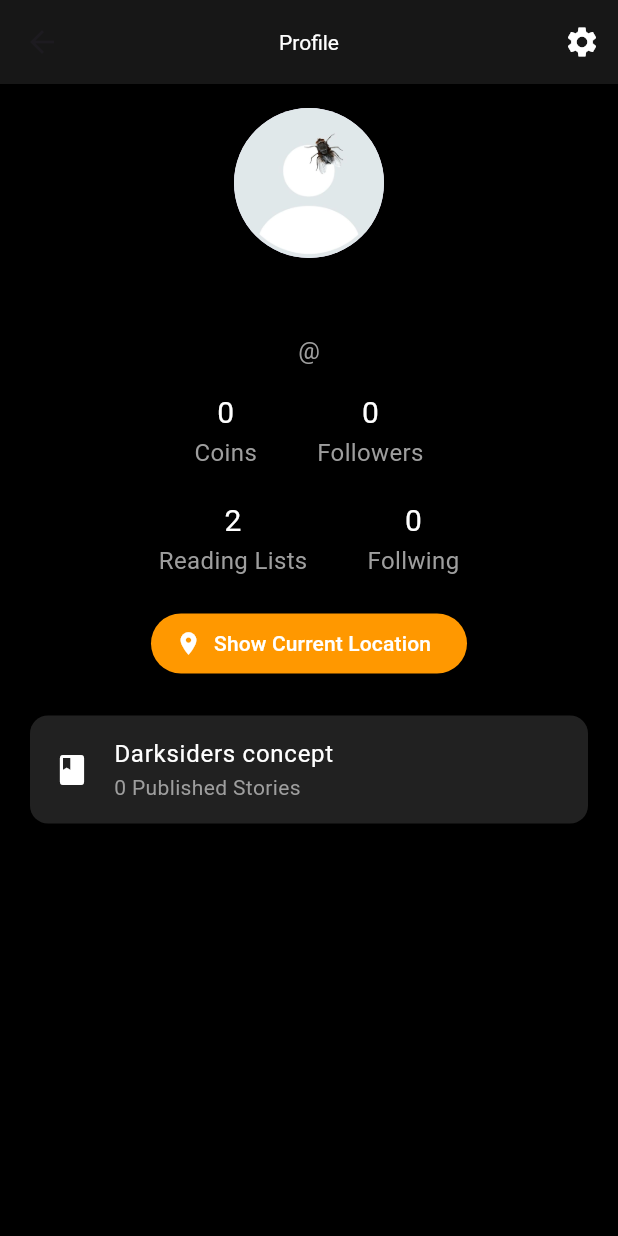
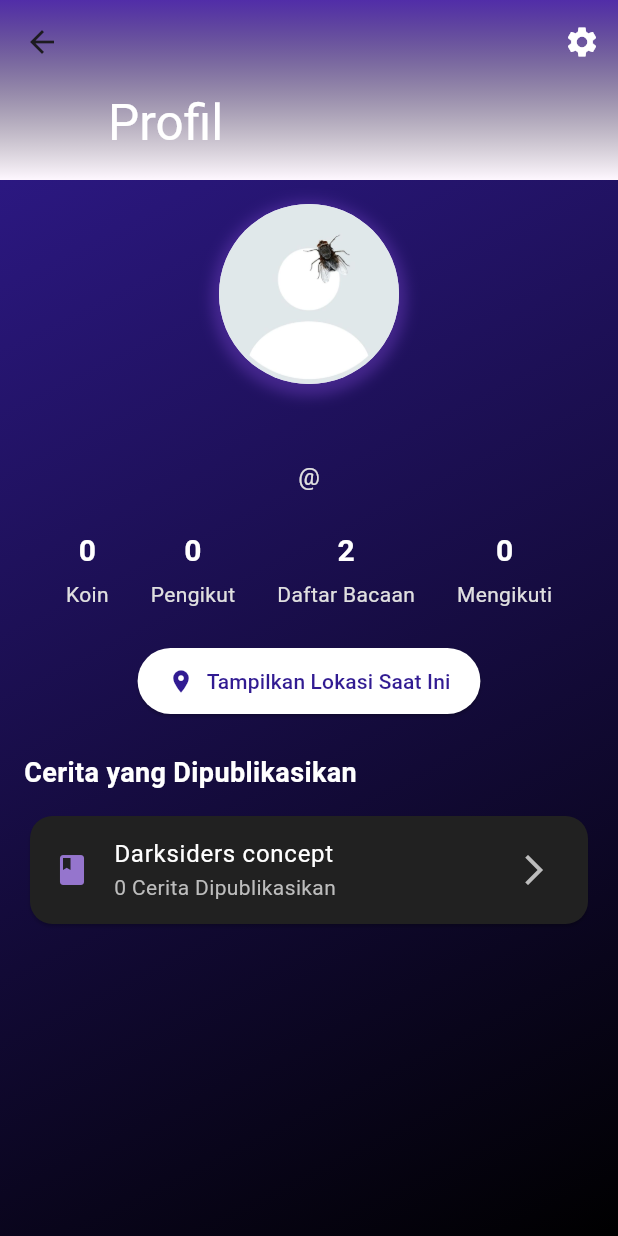
Before and after one commit to DarkMephisto155115/Prak_Mobile, a Flutter app: the ProfileScreen screen opened by its route, on a phone screen of 412 x 824 dp. Run offline on Flutter 3.47's test engine with Material 3 defaults, Android fonts, the phone set to English and light mode, and no system bars; our stand-ins replace audioplayers, cloud_firestore, connectivity_plus, firebase_auth, firebase_core, firebase_messaging and 14 more; missing offline and left inert: flutter_sound; accounts and stored records are empty.

Commit message:
update progres

```diff
--- a/lib/presentation/pages/profile_page.dart
+++ b/lib/presentation/pages/profile_page.dart
@@ -4,13 +4,13 @@ import 'package:terra_brain/presentation/routes/app_pages.dart';
 import '../controllers/profile_controller.dart';
 import 'package:geolocator/geolocator.dart';
 import 'package:url_launcher/url_launcher.dart';
+import 'package:flutter_staggered_animations/flutter_staggered_animations.dart';
 
 class ProfileScreen extends GetView<ProfileController> {
-  const ProfileScreen({super.key});
+  const ProfileScreen({Key? key}) : super(key: key);
 
   Future<void> _showCurrentLocation() async {
     try {
-      // Cek izin lokasi
       LocationPermission permission = await Geolocator.checkPermission();
       if (permission == LocationPermission.denied) {
         permission = await Geolocator.requestPermission();
@@ -19,37 +19,29 @@ class ProfileScreen extends GetView<ProfileController> {
         }
       }
 
-      // Pastikan lokasi aktif
       if (permission == LocationPermission.deniedForever) {
         throw 'Izin lokasi ditolak secara permanen.';
       }
 
-      // Dapatkan lokasi pengguna
       Position position = await Geolocator.getCurrentPosition(
         desiredAccuracy: LocationAccuracy.high,
       );
 
-      // Format URL untuk Google Maps
       final Uri googleMapsUrl = Uri.parse(
           'https://www.google.com/maps/search/?api=1&query=${position.latitude},${position.longitude}');
 
-      print('Generated URL: $googleMapsUrl');
-
-      // Luncurkan URL di aplikasi eksternal atau fallback ke browser
       if (await canLaunchUrl(googleMapsUrl)) {
         await launchUrl(
           googleMapsUrl,
           mode: LaunchMode.externalApplication,
         );
       } else {
-        print('Cannot open Google Maps, fallback to browser');
         await launchUrl(
           googleMapsUrl,
           mode: LaunchMode.inAppWebView,
         );
       }
     } catch (e) {
-      // Tampilkan pesan kesalahan
       Get.snackbar(
         'Error',
         e.toString(),
@@ -57,43 +49,106 @@ class ProfileScreen extends GetView<ProfileController> {
         backgroundColor: Colors.red,
         colorText: Colors.white,
       );
-      print('Error: $e');
     }
   }
 
   @override
   Widget build(BuildContext context) {
     return Scaffold(
-      backgroundColor: Colors.black,
-      appBar: AppBar(
-        backgroundColor: const Color(0xFF171717),
-        elevation: 0,
-        title: const Text('Profile'),
-        titleTextStyle: const TextStyle(color: Colors.white),
-        centerTitle: true,
+      body: Container(
+        decoration: BoxDecoration(
+          gradient: LinearGradient(
+            begin: Alignment.topLeft,
+            end: Alignment.bottomRight,
+            colors: [Colors.deepPurple.shade900, Colors.black],
+          ),
+        ),
+        child: SafeArea(
+          child: AnimationLimiter(
+            child: CustomScrollView(
+              slivers: [
+                SliverAppBar(
+                  expandedHeight: 120.0,
+                  floating: false,
+                  pinned: true,
+                  flexibleSpace: FlexibleSpaceBar(
+                    title: Text('Profil', style: TextStyle(color: Colors.white)),
+                    background: Container(
+                      decoration: BoxDecoration(
+                        gradient: LinearGradient(
+                          begin: Alignment.topCenter,
+                          end: Alignment.bottomCenter,
+                          colors: [Colors.deepPurple.shade700, Colors.transparent],
+                        ),
+                      ),
+                    ),
+                  ),
                   actions: [
                     IconButton(
-            icon: const Icon(Icons.settings, color: Colors.white),
-            onPressed: () {
-              Get.toNamed(Routes.SETTING);
-            },
+                      icon: Icon(Icons.settings, color: Colors.white),
+                      onPressed: () => Get.toNamed(Routes.SETTING),
                     ),
                   ],
                 ),
-      body: Padding(
+                SliverToBoxAdapter(
+                  child: Padding(
                     padding: const EdgeInsets.all(16.0),
                     child: Column(
+                      children: AnimationConfiguration.toStaggeredList(
+                        duration: const Duration(milliseconds: 375),
+                        childAnimationBuilder: (widget) => SlideAnimation(
+                          horizontalOffset: 50.0,
+                          child: FadeInAnimation(
+                            child: widget,
+                          ),
+                        ),
                         children: [
-            Obx(() => CircleAvatar(
-              radius: 50,
+                          _buildProfileHeader(),
+                          SizedBox(height: 24),
+                          _buildStatistics(),
+                          SizedBox(height: 24),
+                          _buildLocationButton(),
+                          SizedBox(height: 24),
+                          _buildPublishedStories(),
+                        ],
+                      ),
+                    ),
+                  ),
+                ),
+              ],
+            ),
+          ),
+        ),
+      ),
+    );
+  }
+
+  Widget _buildProfileHeader() {
+    return Column(
+      children: [
+        Obx(() => Container(
+          decoration: BoxDecoration(
+            shape: BoxShape.circle,
+            boxShadow: [
+              BoxShadow(
+                color: Colors.deepPurple.withOpacity(0.5),
+                spreadRadius: 5,
+                blurRadius: 7,
+                offset: Offset(0, 3),
+              ),
+            ],
+          ),
+          child: CircleAvatar(
+            radius: 60,
             backgroundImage: controller.imagesURL.value.isNotEmpty
                 ? NetworkImage(controller.imagesURL.value)
-                  : const AssetImage('assets/images/default_profile.jpeg') as ImageProvider,
+                : AssetImage('assets/images/default_profile.jpeg') as ImageProvider,
+          ),
         )),
-            const SizedBox(height: 16),
+        SizedBox(height: 16),
         Obx(() => Text(
           controller.name.value,
-              style: const TextStyle(
+          style: TextStyle(
             color: Colors.white,
             fontSize: 24,
             fontWeight: FontWeight.bold,
@@ -101,115 +156,83 @@ class ProfileScreen extends GetView<ProfileController> {
         )),
         Obx(() => Text(
           '@${controller.username.value}',
-              style: const TextStyle(color: Colors.grey, fontSize: 16),
+          style: TextStyle(color: Colors.grey[300], fontSize: 16),
         )),
-            const SizedBox(height: 16),
+      ],
+    );
+  }
 
-            // Coins and followers
-            Obx(() {
-              return Row(
-                mainAxisAlignment: MainAxisAlignment.center,
+  Widget _buildStatistics() {
+    return Obx(() => Row(
+      mainAxisAlignment: MainAxisAlignment.spaceEvenly,
       children: [
-                  Column(
+        _buildStatItem('Koin', controller.coins.value.toString()),
+        _buildStatItem('Pengikut', controller.followers.value.toString()),
+        _buildStatItem('Daftar Bacaan', '2'),
+        _buildStatItem('Mengikuti', controller.following.value.toString()),
+      ],
+    ));
+  }
+
+  Widget _buildStatItem(String label, String value) {
+    return Column(
       children: [
         Text(
-                        '${controller.coins.value}',
-                        style: const TextStyle(color: Colors.white, fontSize: 20),
+          value,
+          style: TextStyle(color: Colors.white, fontSize: 20, fontWeight: FontWeight.bold),
         ),
-                      const Text(
-                        'Coins',
-                        style: TextStyle(color: Colors.grey, fontSize: 16),
-                      ),
-                    ],
-                  ),
-                  const SizedBox(width: 40),
-                  Column(
-                    children: [
+        SizedBox(height: 4),
         Text(
-                        '${controller.followers.value}',
-                        style: const TextStyle(color: Colors.white, fontSize: 20),
-                      ),
-                      const Text(
-                        'Followers',
-                        style: TextStyle(color: Colors.grey, fontSize: 16),
-                      ),
-                    ],
+          label,
+          style: TextStyle(color: Colors.grey[300], fontSize: 14),
         ),
       ],
     );
-            }),
-            const SizedBox(height: 20),
+  }
 
-            // Buttons for lists and followers
-            Row(
-              mainAxisAlignment: MainAxisAlignment.center,
-              children: [
-                Column(
+  Widget _buildLocationButton() {
+    return ElevatedButton.icon(
+      onPressed: _showCurrentLocation,
+      icon: Icon(Icons.location_on, color: Colors.deepPurple[900]),
+      label: Text('Tampilkan Lokasi Saat Ini', style: TextStyle(color: Colors.deepPurple[900])),
+      style: ElevatedButton.styleFrom(
+        backgroundColor: Colors.white,
+        shape: RoundedRectangleBorder(
+          borderRadius: BorderRadius.circular(30),
+        ),
+        padding: EdgeInsets.symmetric(horizontal: 20, vertical: 12),
+      ),
+    );
+  }
+
+  Widget _buildPublishedStories() {
+    return Column(
+      crossAxisAlignment: CrossAxisAlignment.start,
       children: [
         Text(
-                      '2',
-                      // '${controller.listRead.length}',
-                      style: TextStyle(color: Colors.white, fontSize: 20),
+          'Cerita yang Dipublikasikan',
+          style: TextStyle(color: Colors.white, fontSize: 18, fontWeight: FontWeight.bold),
         ),
-                    Text(
-                      'Reading Lists',
-                      style: TextStyle(color: Colors.grey, fontSize: 16),
-                    ),
-                  ],
-                ),
-                SizedBox(width: 40),
-                Column(
-                  children: [
-                    Text(
-                      '${controller.following.value}',
-                      // '0',
-                      style: TextStyle(color: Colors.white, fontSize: 20),
-                    ),
-                    Text(
-                      'Follwing',
-                      style: TextStyle(color: Colors.grey, fontSize: 16),
-                    ),
-                  ],
-                ),
-              ],
-            ),
-            const SizedBox(height: 20),
-
-            ElevatedButton.icon(
-                onPressed: () => _showCurrentLocation(),
-                icon: const Icon(Icons.location_on),
-                label: const Text('Show Current Location'),
-                style: ElevatedButton.styleFrom(
-                  backgroundColor: Colors.orange,
-                  foregroundColor: Colors.white,
-                ),
-            ),
-            const SizedBox(height: 20),
-            // story yang user publish
-            // Story card
-            Expanded(
-              child: ListView(
-                children: [
+        SizedBox(height: 12),
         Card(
           color: Colors.grey[900],
-                    child: const ListTile(
-                      leading: Icon(Icons.book, color: Colors.white),
+          shape: RoundedRectangleBorder(
+            borderRadius: BorderRadius.circular(15),
+          ),
+          child: ListTile(
+            leading: Icon(Icons.book, color: Colors.deepPurple[300]),
             title: Text(
               'Darksiders concept',
               style: TextStyle(color: Colors.white),
             ),
             subtitle: Text(
-                        '0 Published Stories',
-                        style: TextStyle(color: Colors.grey),
+              '0 Cerita Dipublikasikan',
+              style: TextStyle(color: Colors.grey[400]),
             ),
+            trailing: Icon(Icons.arrow_forward_ios, color: Colors.grey[400]),
           ),
         ),
       ],
-              ),
-            ),
-          ],
-        ),
-      ),
     );
   }
 }
--- a/pubspec.yaml
+++ b/pubspec.yaml
@@ -62,6 +62,7 @@ dependencies:
   logger: ^2.5.0
   intl: ^0.19.0
   flutter_animate: ^4.5.2
+  flutter_staggered_animations: ^1.1.1
 
 dev_dependencies:
   flutter_test:
```
Also changed, not shown: pubspec.lock. Lines whose indentation alone changed are shown as unchanged.
